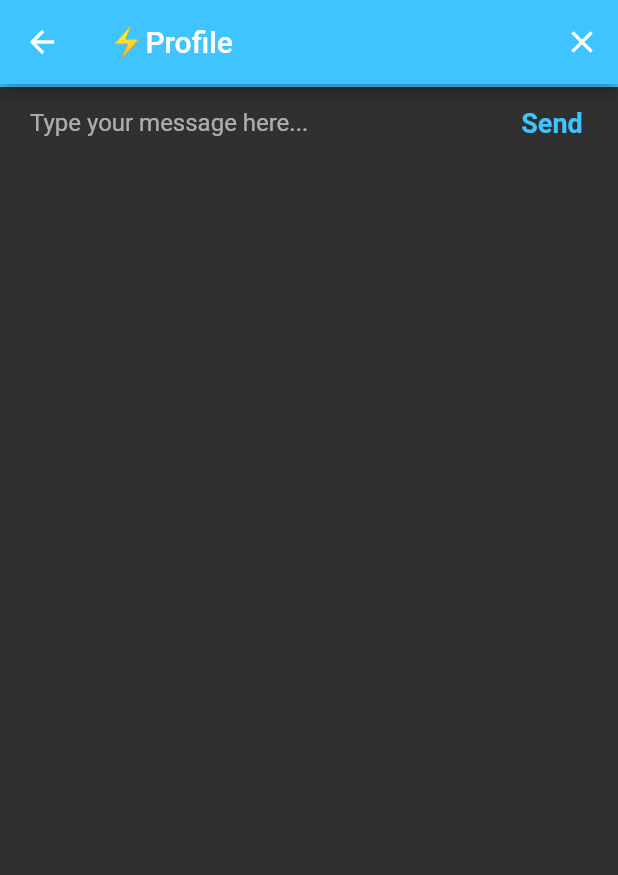
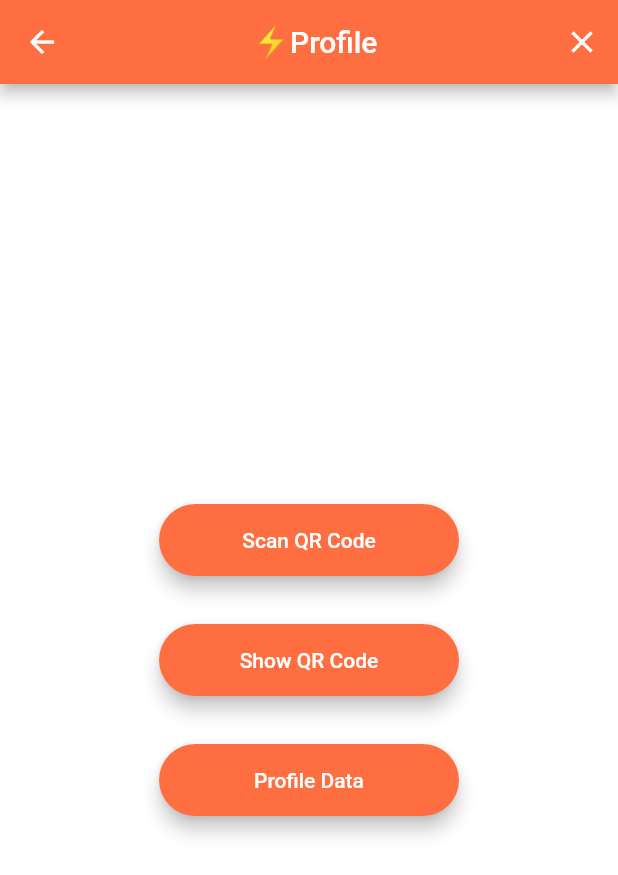
Before and after one commit to Nav-Ujjwal-e-innovation-Hackathon/Ground-Floor-Developers, a Flutter app: the ChatScreen screen opened by its route, on a phone screen of 412 x 824 dp. Shown: the top 875 px of the screen. Run offline on Flutter 3.47's test engine with Material 2 defaults, Android fonts, the phone set to English and light mode, and no system bars; our stand-ins replace firebase_auth, modal_progress_hud, qr_flutter; missing offline and left inert: barcode_scan; accounts and stored records are empty.

Commit message:
Second day Commit

```diff
--- a/lib/screens/chat_screen.dart
+++ b/lib/screens/chat_screen.dart
@@ -1,6 +1,9 @@
 import 'package:flutter/material.dart';
-import 'package:parchi_beta/constants.dart';
 import 'package:firebase_auth/firebase_auth.dart';
+import 'package:parchi_beta/screens/form_screen.dart';
+import 'package:parchi_beta/screens/generateqr_screen.dart';
+import 'package:parchi_beta/screens/scan_screen.dart';
+import 'form_screen.dart';
 
 class ChatScreen extends StatefulWidget {
   static const String id = 'chat_screen';
@@ -44,41 +47,79 @@ class _ChatScreenState extends State<ChatScreen> {
                 //Implement logout functionality
               }),
         ],
-        title: Text('⚡️Profile'),
-        backgroundColor: Colors.lightBlueAccent,
+        title: Center(child: Text('⚡️Profile')),
+        backgroundColor: Colors.deepOrangeAccent,
       ),
       body: SafeArea(
+        child: Container(
+          color: Colors.white,
           child: Column(
-          mainAxisAlignment: MainAxisAlignment.spaceBetween,
+            mainAxisAlignment: MainAxisAlignment.center,
             crossAxisAlignment: CrossAxisAlignment.stretch,
             children: <Widget>[
-            Container(
-              decoration: kMessageContainerDecoration,
-              child: Row(
-                crossAxisAlignment: CrossAxisAlignment.center,
-                children: <Widget>[
-                  Expanded(
-                    child: TextField(
-                      onChanged: (value) {
-                        //Do something with the user input.
+              Center(
+                child: Padding(
+                  padding: EdgeInsets.all(16.0),
+                  child: Material(
+                    color: Colors.deepOrangeAccent,
+                    borderRadius: BorderRadius.all(Radius.circular(30.0)),
+                    elevation: 5.0,
+                    child: MaterialButton(
+                      onPressed: () {
+                        Navigator.pushNamed(context, ScanScreen.id);
                       },
-                      decoration: kMessageTextFieldDecoration,
+                      minWidth: 200.0,
+                      height: 42.0,
+                      child: Text(
+                        'Scan QR Code',
                       ),
                     ),
-                  FlatButton(
+                  ),
+                ),
+              ),
+              Center(
+                child: Padding(
+                  padding: EdgeInsets.symmetric(vertical: 16.0),
+                  child: Material(
+                    color: Colors.deepOrangeAccent,
+                    borderRadius: BorderRadius.all(Radius.circular(30.0)),
+                    elevation: 5.0,
+                    child: MaterialButton(
                       onPressed: () {
-                      //Implement send functionality.
+                        Navigator.pushNamed(context, GenerateScreen.id);
                       },
+                      minWidth: 200.0,
+                      height: 42.0,
                       child: Text(
-                      'Send',
-                      style: kSendButtonTextStyle,
+                        'Show QR Code',
+                      ),
+                    ),
+                  ),
+                ),
+              ),
+              Center(
+                child: Padding(
+                  padding: EdgeInsets.symmetric(vertical: 16.0),
+                  child: Material(
+                    color: Colors.deepOrangeAccent,
+                    borderRadius: BorderRadius.all(Radius.circular(30.0)),
+                    elevation: 5.0,
+                    child: MaterialButton(
+                      onPressed: () {
+                        Navigator.pushNamed(context, FormScreen.id);
+                      },
+                      minWidth: 200.0,
+                      height: 42.0,
+                      child: Text(
+                        'Profile Data',
+                      ),
+                    ),
+                  ),
                 ),
               ),
             ],
           ),
         ),
-          ],
-        ),
       ),
     );
   }
--- a/lib/screens/registration_screen_patient.dart
+++ b/lib/screens/registration_screen_patient.dart
@@ -1,6 +1,7 @@
 import 'package:flutter/cupertino.dart';
 import 'package:flutter/material.dart';
 import 'package:firebase_auth/firebase_auth.dart';
+import 'package:parchi_beta/screens/form_screen.dart';
 import 'chat_screen.dart';
 import 'package:modal_progress_hud/modal_progress_hud.dart';
 
@@ -132,7 +133,7 @@ class _RegistrationScreenState extends State<RegistrationScreenPatient> {
                               await _auth.createUserWithEmailAndPassword(
                                   email: email, password: password);
                           if (newUser != null) {
-                            Navigator.pushNamed(context, ChatScreen.id);
+                            Navigator.pushNamed(context, FormScreen.id);
                           }
                           setState(() {
                             showSpinner = false;
--- a/pubspec.yaml
+++ b/pubspec.yaml
@@ -28,6 +28,9 @@ dependencies:
   firebase_auth: ^0.14.0+5
   cloud_firestore: ^0.12.9+5
   modal_progress_hud: ^0.1.3
+  path_provider: ^1.6.11
+  barcode_scan: ^3.0.1
+  qr_flutter: ^3.2.0
 
 
 
```
Also changed, not shown: lib/main.dart (+7 -0 lines), lib/screens/form_screen.dart (added, +41 -0 lines), lib/screens/generateqr_screen.dart (added, +142 -0 lines), lib/screens/scan_screen.dart (added, +72 -0 lines), pubspec.lock. Lines whose indentation alone changed are shown as unchanged.
